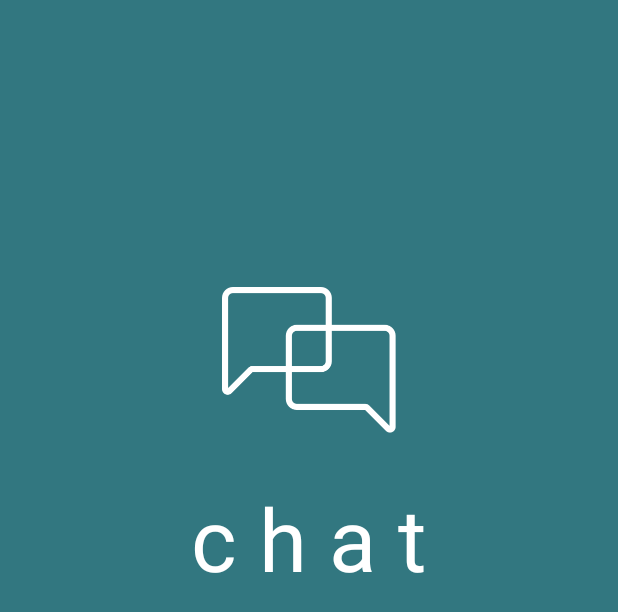
After one commit to islavstan/SuperChat, an Android app: the layout activity_splash_screen.xml on its own in the app's theme, with its tools: preview values and no code run, on a phone screen of 412 x 824 dp. The commit adds this screen. Shown: the top 612 px of the screen. Run offline under Robolectric (Android 15) with nearby library versions, the phone set to English and light mode, and no system bars.

Commit message:
FR11// Show Splash screen during 3 seconds

```diff
--- /dev/null
+++ b/app/src/main/java/com/internship/supercoders/superchat/splashScreen/SplashScreenInteractor.java
@@ -0,0 +1,8 @@
+package com.internship.supercoders.superchat.splashScreen;
+
+/**
+ * Created by Max on 17.01.2017.
+ */
+
+public interface SplashScreenInteractor {
+}
--- /dev/null
+++ b/app/src/main/java/com/internship/supercoders/superchat/splashScreen/SplashScreenPresenter.java
@@ -0,0 +1,10 @@
+package com.internship.supercoders.superchat.splashScreen;
+
+/**
+ * Created by Max on 17.01.2017.
+ */
+
+public interface SplashScreenPresenter {
+    void sleep(final long milliseconds);
+    void unsubscribe();
+}
--- /dev/null
+++ b/app/src/main/java/com/internship/supercoders/superchat/splashScreen/SplashScreenView.java
@@ -0,0 +1,10 @@
+package com.internship.supercoders.superchat.splashScreen;
+
+/**
+ * Created by Max on 17.01.2017.
+ */
+
+public interface SplashScreenView {
+    void navigateToMainScreen();
+    void navigateToAuthorScreen();
+}
--- /dev/null
+++ b/app/src/main/res/layout/activity_splash_screen.xml
@@ -0,0 +1,34 @@
+<?xml version="1.0" encoding="utf-8"?>
+<RelativeLayout xmlns:android="http://schemas.android.com/apk/res/android"
+    xmlns:app="http://schemas.android.com/apk/res-auto"
+    xmlns:tools="http://schemas.android.com/tools"
+    android:id="@+id/activity_splash_screen"
+    android:layout_width="match_parent"
+    android:layout_height="match_parent"
+    android:paddingBottom="@dimen/activity_vertical_margin"
+    android:paddingLeft="@dimen/activity_horizontal_margin"
+    android:paddingRight="@dimen/activity_horizontal_margin"
+    android:paddingTop="@dimen/activity_vertical_margin"
+    tools:context="com.internship.supercoders.superchat.splashScreen.SplashScreenActivity"
+    android:background="@color/splash_screen_background">
+
+    <TextView
+        android:text="@string/logo_label"
+        android:layout_width="wrap_content"
+        android:layout_height="wrap_content"
+        android:layout_below="@+id/iv_logo"
+        android:layout_centerHorizontal="true"
+        android:layout_marginTop="31dp"
+        android:id="@+id/tv_logo_label"
+        android:textSize="58sp"
+        android:textColor="@color/colorWhite"/>
+
+    <ImageView
+        android:layout_width="wrap_content"
+        android:layout_height="wrap_content"
+        app:srcCompat="@drawable/logo"
+        android:id="@+id/iv_logo"
+        android:layout_marginTop="175dp"
+        android:layout_alignParentTop="true"
+        android:layout_centerHorizontal="true" />
+</RelativeLayout>
--- a/app/src/main/res/values/colors.xml
+++ b/app/src/main/res/values/colors.xml
@@ -4,4 +4,5 @@
     <color name="colorPrimaryDark">#209379</color>
     <color name="colorAccent">#FF4081</color>
     <color name="colorWhite">#FFFFFF</color>
+    <color name="splash_screen_background">#327780</color>
 </resources>
--- a/app/src/main/res/values/strings.xml
+++ b/app/src/main/res/values/strings.xml
@@ -12,4 +12,6 @@
     <string name="err_msg_name">Enter your full name</string>
     <string name="err_msg_email">Enter valid email address</string>
     <string name="err_msg_password">Enter the password</string>
+    <string name="font_family_fortune_city">FortuneCity</string>
+    <string name="logo_label">c\u00A0h\u00A0a\u00A0t</string>
 </resources>
--- a/gradle.properties
+++ b/gradle.properties
@@ -14,4 +14,5 @@ org.gradle.jvmargs=-Xmx1536m
 # When configured, Gradle will run in incubating parallel mode.
 # This option should only be used with decoupled projects. More details, visit
 # http://www.gradle.org/docs/current/userguide/multi_project_builds.html#sec:decoupled_projects
-# org.gradle.parallel=true
+org.gradle.parallel=true
+org.gradle.daemon=true
```
Also changed, not shown: app/build.gradle (+11 -1 lines), app/src/main/AndroidManifest.xml (+4 -3 lines), app/src/main/java/com/internship/supercoders/superchat/MainActivity.java (+9 -0 lines), app/src/main/java/com/internship/supercoders/superchat/splashScreen/SplashScreenActivity.java (added, +50 -0 lines), app/src/main/java/com/internship/supercoders/superchat/splashScreen/SplashScreenInteractorImpl.java (added, +8 -0 lines), app/src/main/java/com/internship/supercoders/superchat/splashScreen/SplashScreenPresenterImpl.java (added, +35 -0 lines), app/src/main/assets/font/FortuneCity.ttf (added).
